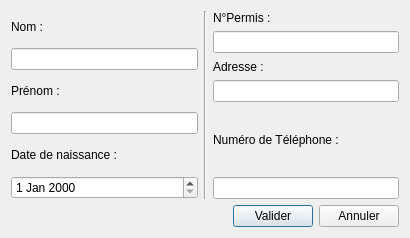
AmineHouari98/auto_Ecole, file Auto_Ecole/moniteur/addMoniteur.ui: the form before one commit.
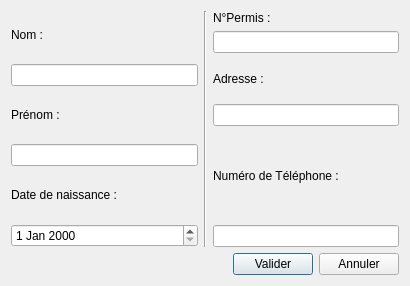
The form after the commit.

Patch:
```diff
--- a/Auto_Ecole/moniteur/addMoniteur.ui
+++ b/Auto_Ecole/moniteur/addMoniteur.ui
@@ -7,7 +7,7 @@
     <x>0</x>
     <y>0</y>
     <width>410</width>
-    <height>238</height>
+    <height>286</height>
    </rect>
   </property>
   <property name="windowTitle">
```
